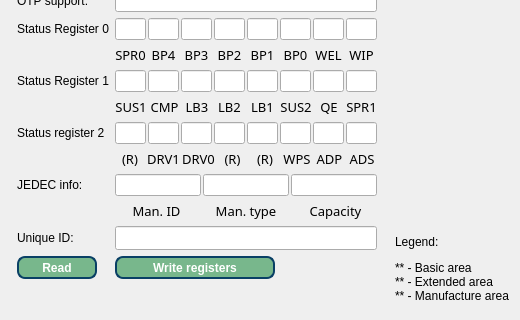
Above: IMSProg_programmer/dialogsfdp.ui from bigbigmdm/IMSProg before the change; both pictures show x 0 to 520 and y 195 to 515 of the 874 by 515 pixel window. Below: the same form after it.
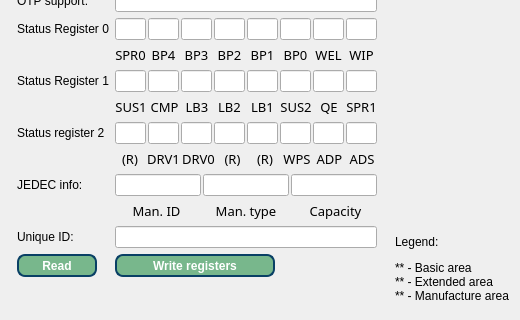
That is the form after the change. Icons and pictures are not drawn.

Commit message: Fix:incorrect stretching of elements

```diff
--- a/IMSProg_programmer/dialogsfdp.ui
+++ b/IMSProg_programmer/dialogsfdp.ui
@@ -1609,12 +1609,11 @@
        <property name="minimumSize">
         <size>
          <width>130</width>
-         <height>24</height>
+         <height>0</height>
         </size>
        </property>
        <property name="font">
         <font>
-         <pointsize>10</pointsize>
          <weight>75</weight>
          <bold>true</bold>
         </font>
```
Left out of the diff: 290 changed lines with no effect on the pictures.
